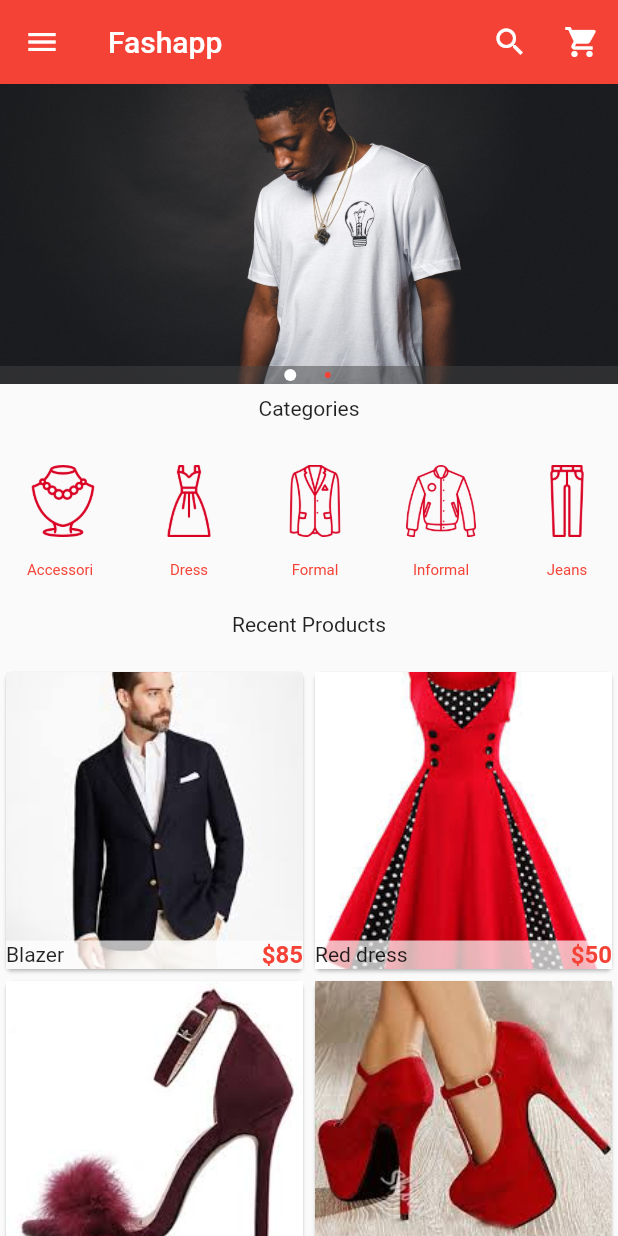
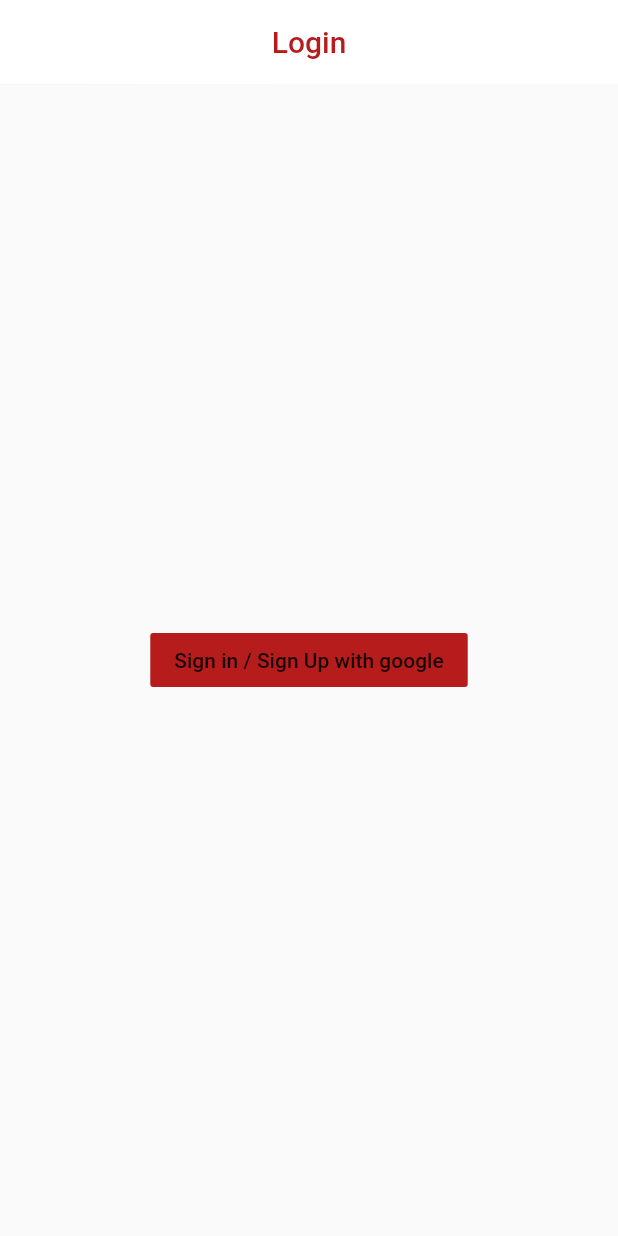
Before and after one commit to MahmoudSelmy/flutter_app, a Flutter app: the screen it shows after launch, on a phone screen of 412 x 824 dp. Run offline on Flutter 3.47's test engine with Material 2 defaults, Android fonts, the phone set to English and light mode, and no system bars; drawn by our look-alikes of carousel_pro; our stand-ins replace cloud_firestore, firebase_auth, fluttertoast, google_sign_in, shared_preferences; accounts and stored records are empty.

Commit message:
Add missing code and fix libs issues.

```diff
--- a/lib/main.dart
+++ b/lib/main.dart
@@ -1,152 +1,10 @@
 import 'package:flutter/material.dart';
-import 'package:carousel_pro/carousel_pro.dart';
-import 'package:flutter_app/components/horizontal_list_view.dart';
-import 'package:flutter_app/components/products.dart';
-import 'package:flutter_app/pages/cart.dart';
+import 'package:flutter_app/pages/home.dart';
+import 'package:flutter_app/pages/login.dart';
 
 void main() {
   runApp(MaterialApp(
     debugShowCheckedModeBanner: false,
-    home: HomePage(),
+    home: Login(),
   ));
 }
-
-class HomePage extends StatefulWidget {
-  @override
-  _HomePageState createState() => _HomePageState();
-}
-
-class _HomePageState extends State<HomePage> {
-  @override
-  Widget build(BuildContext context) {
-    return Scaffold(
-      appBar: buildAppBar(),
-      drawer: buildDrawer(),
-      body: buildBody(),
-    );
-  }
-
-  Column buildBody() {
-    Widget imageCarousel = buildImageCarousel();
-    return Column(
-      children: <Widget>[
-        imageCarousel,
-        Padding(
-          padding: const EdgeInsets.all(8.0),
-          child: Text('Categories'),
-        ),
-        // Horizontal List View
-        HorizontalList(),
-        Padding(
-          padding: const EdgeInsets.all(20.0),
-          child: Text('Recent Products'),
-        ),
-        Flexible(
-          // height: 320.0,
-          child: Products(),
-        )
-      ],
-    );
-  }
-
-  Widget buildImageCarousel() {
-    Widget imageCarousel = Container(
-      height: 200.0,
-      child: Carousel(
-        // Match Parent Size
-        boxFit: BoxFit.cover,
-        images: [
-          AssetImage('images/m1.jpeg'),
-          AssetImage('images/m2.jpg'),
-        ],
-        autoplay: false,
-        animationCurve: Curves.fastOutSlowIn,
-        animationDuration: Duration(milliseconds: 1000),
-        dotSize: 4.0,
-        dotColor: Colors.red,
-        indicatorBgPadding: 2.0,
-      ),
-    );
-    return imageCarousel;
-  }
-
-  Drawer buildDrawer() {
-    return new Drawer(
-      child: buildDrawerContent(),
-    );
-  }
-
-  ListView buildDrawerContent() {
-    return new ListView(
-      children: <Widget>[
-        // Header
-        buildUserAccountsDrawerHeader(),
-        // Body
-        buildInkWell('Home Page', Icons.home),
-        buildInkWell('My Account', Icons.person),
-        buildInkWell('My Orders', Icons.shopping_basket),
-        buildInkWell('Shopping Cart', Icons.shopping_cart, onPress: () {
-          Navigator.push(
-              context, MaterialPageRoute(builder: (context) => Cart()));
-        }),
-        buildInkWell('Favorites', Icons.favorite),
-        Divider(),
-        buildInkWell('Settings', Icons.settings, color: Colors.blue),
-        buildInkWell('Help', Icons.help, color: Colors.green),
-      ],
-    );
-  }
-
-  InkWell buildInkWell(String title, IconData iconData,
-      {Color color = Colors.red, Function onPress}) {
-    return InkWell(
-      onTap: onPress,
-      child: ListTile(
-        title: Text(title),
-        leading: Icon(
-          iconData,
-          color: color,
-        ),
-      ),
-    );
-  }
-
-  UserAccountsDrawerHeader buildUserAccountsDrawerHeader() {
-    return new UserAccountsDrawerHeader(
-      accountName: Text('Mahmoud Selmy'),
-      accountEmail: Text('mahmoudselmy06@gmail.com'),
-      currentAccountPicture: GestureDetector(
-          child: new CircleAvatar(
-              backgroundColor: Colors.grey,
-              child: Icon(
-                Icons.person,
-                color: Colors.white,
-              ))),
-      decoration: new BoxDecoration(color: Colors.red),
-    );
-  }
-
-  AppBar buildAppBar() {
-    return new AppBar(
-      elevation: 0.1,
-      backgroundColor: Colors.red,
-      title: Text('Fashapp'),
-      actions: <Widget>[
-        buildIconButton(Icons.search, Colors.white),
-        buildIconButton(Icons.shopping_cart, Colors.white)
-      ],
-    );
-  }
-
-  IconButton buildIconButton(IconData icon, Color color) {
-    return new IconButton(
-        icon: new Icon(
-          icon,
-          color: color,
-        ),
-        onPressed: () {
-          Navigator.push(
-              context, MaterialPageRoute(builder: (context) => Cart()));
-        });
-  }
-}
--- a/lib/pages/cart.dart
+++ b/lib/pages/cart.dart
@@ -1,5 +1,5 @@
 import 'package:flutter/material.dart';
-import 'package:flutter_app/main.dart';
+import 'package:flutter_app/pages/home.dart';
 import 'package:flutter_app/components/cart_products.dart';
 
 class Cart extends StatefulWidget {
--- /dev/null
+++ b/lib/pages/login.dart
@@ -0,0 +1,141 @@
+import 'package:flutter/material.dart';
+import 'package:shared_preferences/shared_preferences.dart';
+import 'package:fluttertoast/fluttertoast.dart';
+import 'package:firebase_auth/firebase_auth.dart';
+import 'package:google_sign_in/google_sign_in.dart';
+import 'package:cloud_firestore/cloud_firestore.dart';
+import 'package:flutter_app/pages/home.dart';
+
+class Login extends StatefulWidget {
+  @override
+  _LoginState createState() => _LoginState();
+}
+
+class _LoginState extends State<Login> {
+  final GoogleSignIn googleSignIn = GoogleSignIn();
+  final FirebaseAuth firebaseAuth = FirebaseAuth.instance;
+  SharedPreferences preferences;
+  bool loading = false;
+  bool isLogedin = false;
+
+  @override
+  void initState()
+  {
+    // TODO: implement initState
+    super.initState();
+    isSignedIn();
+  }
+
+  void isSignedIn() async
+  {
+    // Async means that you will not be locked for its return.
+    setState(() {
+      loading = true;
+    });
+    // await is "hold on till this code returns"
+    preferences = await SharedPreferences.getInstance();
+    isLogedin = await googleSignIn.isSignedIn();
+    if(isLogedin)
+      {
+        // don't give the user the ability to back
+        Navigator.pushReplacement(context, MaterialPageRoute(builder: (context)=>HomePage()));
+      }
+    setState(() {
+      loading = false;
+    });
+  }
+
+  Future handleSignIn() async
+  {
+    preferences = await SharedPreferences.getInstance();
+
+    setState(() {
+      loading = true;
+    });
+
+    GoogleSignInAccount googleUser = await googleSignIn.signIn();
+    print('DARTOLOGY : Start');
+    GoogleSignInAuthentication googleAuth = await googleUser.authentication;
+
+    print('DARTOLOGY : Start 1');
+
+    final AuthCredential credential = GoogleAuthProvider.getCredential(
+      accessToken: googleAuth.accessToken,
+      idToken: googleAuth.idToken,
+    );
+
+    print('DARTOLOGY : Start 2');
+
+    FirebaseUser firebaseUser = (await firebaseAuth.signInWithCredential(credential)).user;
+
+    print('DARTOLOGY : Start 3');
+
+    if( firebaseUser != null)
+      {
+        final QuerySnapshot result = await Firestore.instance.collection('users').where('id', isEqualTo: firebaseUser.uid).getDocuments();
+        final List<DocumentSnapshot> documents = result.documents;
+        if(documents.length == 0)
+          {
+            // TODO:  SignUp
+            Firestore.instance.collection('user').document(firebaseUser.uid)
+                .setData({'id': firebaseUser.uid, 'username' : firebaseUser.displayName, 'profilePicture':firebaseUser.photoUrl});
+
+            await preferences.setString('id', firebaseUser.uid);
+            await preferences.setString('username', firebaseUser.displayName);
+            await preferences.setString('photoUrl', firebaseUser.photoUrl);
+          }
+        else
+          {
+            await preferences.setString('id', documents[0]['id']);
+            await preferences.setString('username', documents[0]['username']);
+            await preferences.setString('photoUrl', documents[0]['profilePicture']);
+          }
+        Fluttertoast.showToast(msg: 'Logged In.');
+        Navigator.pushReplacement(context, MaterialPageRoute(builder: (context)=>HomePage()));
+        setState(() {
+          loading = false;
+        });
+      }
+    else
+      {
+        Fluttertoast.showToast(msg: 'Login failed.');
+      }
+  }
+
+  @override
+  Widget build(BuildContext context) {
+    return Scaffold(
+      appBar: AppBar(
+        backgroundColor: Colors.white,
+        centerTitle: true,
+        title: Text('Login', style: TextStyle(color: Colors.red.shade900),),
+        elevation: 0.1,
+      ),
+      body: Stack(
+        children: <Widget>[
+          Center(
+            child: FlatButton(
+              color: Colors.red.shade900,
+              onPressed: (){
+                handleSignIn();
+              },
+              child: Text('Sign in / Sign Up with google'),
+            ),
+          ),
+          Visibility(
+            visible: loading ?? true,
+            child: Center(
+              child: Container(
+                alignment: Alignment.center,
+                color: Colors.white.withOpacity(0.9),
+                child: CircularProgressIndicator(
+                  valueColor: AlwaysStoppedAnimation<Color>(Colors.red),
+                ),
+              ),
+            ),
+          )
+        ],
+      ),
+    );
+  }
+}
--- a/lib/pages/product_details.dart
+++ b/lib/pages/product_details.dart
@@ -1,5 +1,5 @@
 import 'package:flutter/material.dart';
-import 'package:flutter_app/main.dart';
+import 'package:flutter_app/pages/home.dart';
 import 'package:flutter_app/components/products.dart';
 
 class ProductDetails extends StatefulWidget {
--- a/pubspec.yaml
+++ b/pubspec.yaml
@@ -24,6 +24,11 @@ dependencies:
   # Use with the CupertinoIcons class for iOS style icons.
   cupertino_icons: ^0.1.2
   carousel_pro: ^1.0.0
+  firebase_auth: ^0.14.0+5
+  cloud_firestore: ^0.12.9+4
+  google_sign_in: ^4.0.7
+  shared_preferences: ^0.5.3+4
+  fluttertoast: ^3.1.3
 
 dev_dependencies:
   flutter_test:
```
Also changed, not shown: lib/pages/home.dart (added, +145 -0 lines), pubspec.lock, 3 other files.
